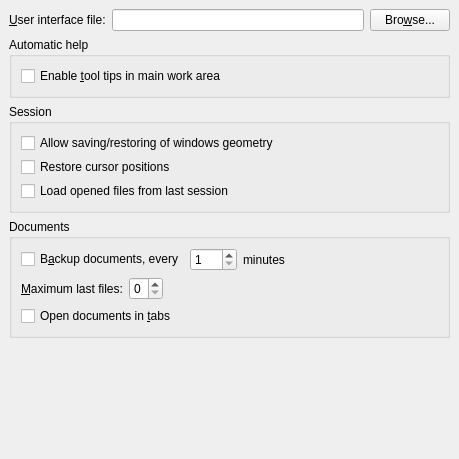
Old version of the form src/frontends/qt4/ui/PrefUi.ui in the repository cburschka/lyx.
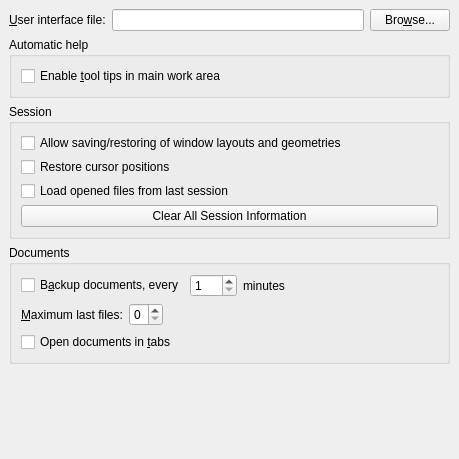
New version of the form.

Commit message: Pref ui module: add a 'clear session'.

```diff
--- a/src/frontends/qt4/ui/PrefUi.ui
+++ b/src/frontends/qt4/ui/PrefUi.ui
@@ -10,9 +10,7 @@
    </rect>
   </property>
   <property name="sizePolicy" >
-   <sizepolicy>
-    <hsizetype>0</hsizetype>
-    <vsizetype>0</vsizetype>
+   <sizepolicy vsizetype="Fixed" hsizetype="Fixed" >
     <horstretch>0</horstretch>
     <verstretch>0</verstretch>
    </sizepolicy>
@@ -51,7 +49,7 @@
          <string>Restore to cursor position when the file was last closed</string>
         </property>
         <property name="text" >
-         <string>Allow saving/restoring of windows geometry</string>
+         <string>Allow saving/restoring of window layouts and geometries</string>
         </property>
        </widget>
       </item>
@@ -69,6 +67,13 @@
         </property>
        </widget>
       </item>
+      <item row="3" column="0" >
+       <widget class="QPushButton" name="clearSessionPB" >
+        <property name="text" >
+         <string>Clear All Session Information</string>
+        </property>
+       </widget>
+      </item>
      </layout>
     </widget>
    </item>
```
Left out of the diff: 18 changed lines with no effect on the pictures. The commit also changes 2 other files.
